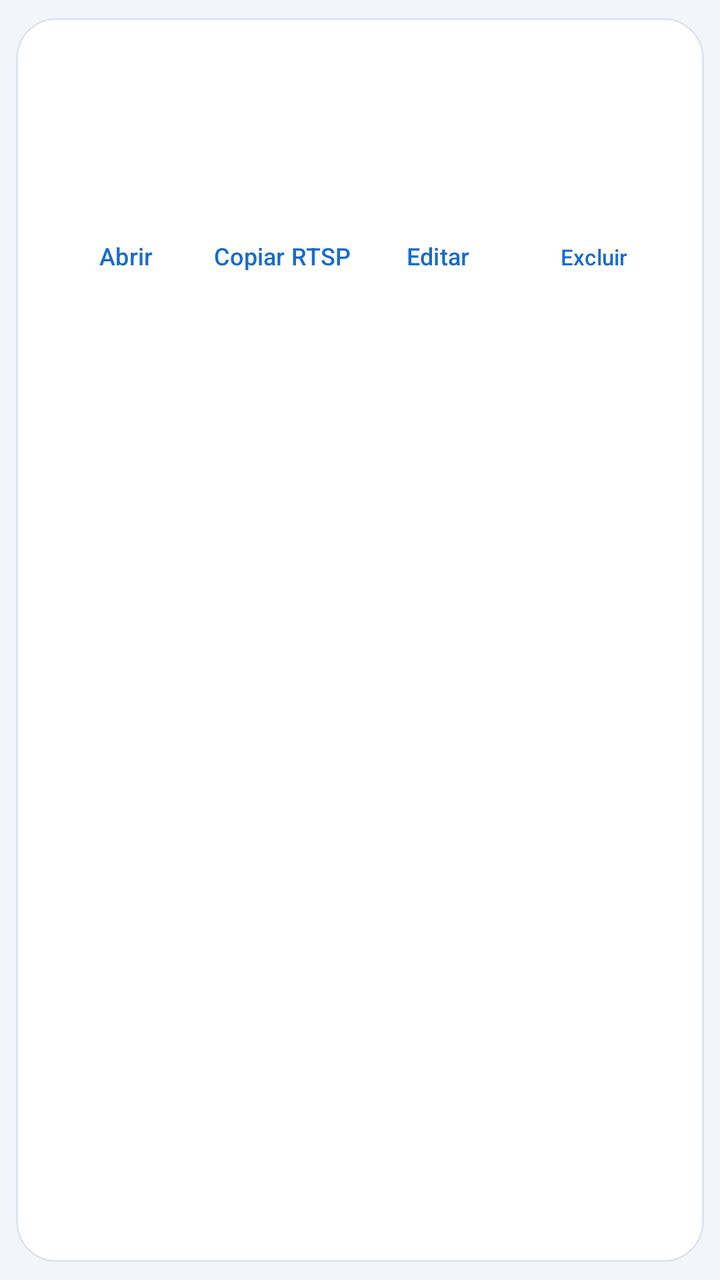
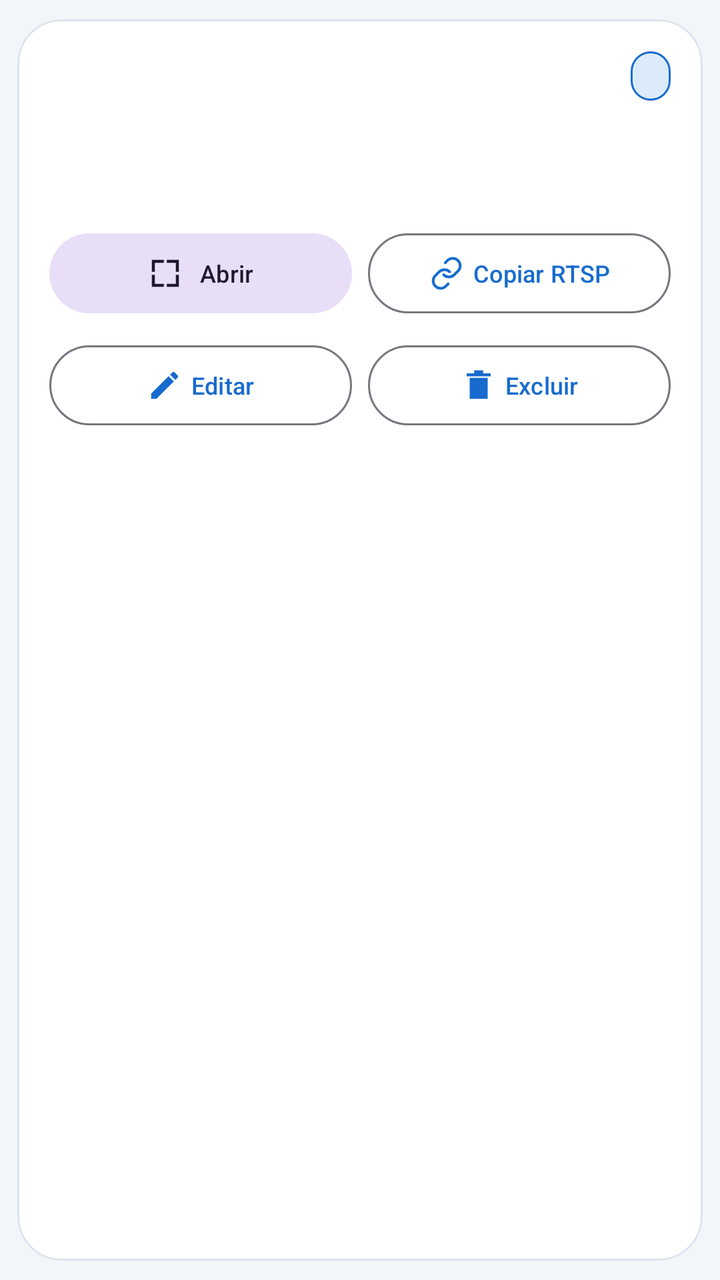

The first picture is an Android layout as it rendered before a commit; the second is the same layout after the commit. The layout source and the unified diff follow.
<!-- AndroidManifest.xml: application theme Theme.MinhaCamera -->
<!-- res/layout/item_camera.xml -->
<com.google.android.material.card.MaterialCardView xmlns:android="http://schemas.android.com/apk/res/android" xmlns:app="http://schemas.android.com/apk/res-auto" android:layout_width="match_parent" android:layout_height="wrap_content" android:layout_marginStart="12dp" android:layout_marginTop="8dp" android:layout_marginEnd="12dp" android:layout_marginBottom="4dp" app:cardUseCompatPadding="true" app:cardCornerRadius="20dp" app:cardBackgroundColor="@color/app_surface" app:strokeColor="@color/app_outline" app:strokeWidth="1dp" app:cardElevation="0dp">
  <LinearLayout android:layout_width="match_parent" android:layout_height="wrap_content" android:orientation="vertical" android:padding="16dp">
    <TextView android:id="@+id/tvName" android:layout_width="match_parent" android:layout_height="wrap_content" android:textAppearance="?attr/textAppearanceTitleMedium" android:textStyle="bold" />
    <TextView android:id="@+id/tvMasked" android:layout_width="match_parent" android:layout_height="wrap_content" android:layout_marginTop="6dp" android:textAppearance="?attr/textAppearanceBodyMedium" android:maxLines="2" android:ellipsize="end" />
    <TextView android:id="@+id/tvInfo" android:layout_width="match_parent" android:layout_height="wrap_content" android:layout_marginTop="4dp" android:textAppearance="?attr/textAppearanceBodySmall" android:maxLines="2" android:ellipsize="end" />
    <LinearLayout android:layout_width="match_parent" android:layout_height="wrap_content" android:layout_marginTop="12dp" android:gravity="end" android:orientation="horizontal">
      <com.google.android.material.button.MaterialButton android:id="@+id/btnOpen" style="@style/Widget.Material3.Button.TextButton" android:layout_width="0dp" android:layout_height="wrap_content" android:text="@string/abrir" android:layout_weight="1" android:minWidth="0dp" android:paddingStart="4dp" android:paddingEnd="4dp" android:textSize="12sp" />
      <com.google.android.material.button.MaterialButton android:id="@+id/btnCopy" style="@style/Widget.Material3.Button.TextButton" android:layout_width="0dp" android:layout_height="wrap_content" android:text="@string/copiar_rtsp" android:layout_weight="1" android:minWidth="0dp" android:paddingStart="4dp" android:paddingEnd="4dp" android:textSize="12sp" />
      <com.google.android.material.button.MaterialButton android:id="@+id/btnEdit" style="@style/Widget.Material3.Button.TextButton" android:layout_width="0dp" android:layout_height="wrap_content" android:text="@string/home_edit" android:layout_weight="1" android:minWidth="0dp" android:paddingStart="4dp" android:paddingEnd="4dp" android:textSize="12sp" />
      <com.google.android.material.button.MaterialButton android:id="@+id/btnDelete" style="@style/Widget.Material3.Button.TextButton" android:layout_width="0dp" android:layout_height="wrap_content" android:text="@string/home_delete" android:layout_weight="1" android:minWidth="0dp" android:paddingStart="2dp" android:paddingEnd="2dp" android:textSize="11sp" />
    </LinearLayout>
  </LinearLayout>
</com.google.android.material.card.MaterialCardView>
<!-- resources referenced by this layout -->
<resources>
  <color name="app_outline">#DBE4EF</color>
  <color name="app_surface">#FFFFFF</color>
  <string name="abrir">Abrir</string>
  <string name="copiar_rtsp">Copiar RTSP</string>
  <string name="home_delete">Excluir</string>
  <string name="home_edit">Editar</string>
  <style name="Theme.MinhaCamera" parent="Theme.Material3.DayNight">
    <item name="colorPrimary">@color/brand_primary</item><item name="colorOnPrimary">@color/brand_on_primary</item><item name="colorSecondary">@color/brand_secondary</item><item name="colorSurface">@color/app_surface</item><item name="colorOnSurface">@color/app_text</item><item name="android:colorBackground">@color/app_background</item><item name="android:windowBackground">@color/app_background</item><item name="android:statusBarColor">@color/brand_primary</item><item name="android:navigationBarColor">@color/app_background</item><item name="android:windowLightStatusBar">false</item>
   </style>
  <color name="brand_primary">#176BCE</color>
  <color name="brand_on_primary">#FFFFFF</color>
  <color name="brand_secondary">#007F8B</color>
  <color name="app_text">#17283E</color>
  <color name="app_background">#F2F6FB</color>
</resources>

<!-- the commit's change to res/layout/item_camera.xml (unified diff, before → after) -->
@@ -1,13 +1,18 @@
-<com.google.android.material.card.MaterialCardView xmlns:android="http://schemas.android.com/apk/res/android" xmlns:app="http://schemas.android.com/apk/res-auto" android:layout_width="match_parent" android:layout_height="wrap_content" android:layout_marginStart="12dp" android:layout_marginTop="8dp" android:layout_marginEnd="12dp" android:layout_marginBottom="4dp" app:cardUseCompatPadding="true" app:cardCornerRadius="20dp" app:cardBackgroundColor="@color/app_surface" app:strokeColor="@color/app_outline" app:strokeWidth="1dp" app:cardElevation="0dp">
+<com.google.android.material.card.MaterialCardView xmlns:android="http://schemas.android.com/apk/res/android" xmlns:app="http://schemas.android.com/apk/res-auto" android:layout_width="match_parent" android:layout_height="wrap_content" android:layout_marginStart="12dp" android:layout_marginTop="8dp" android:layout_marginEnd="12dp" android:layout_marginBottom="6dp" app:cardUseCompatPadding="true" app:cardCornerRadius="22dp" app:cardBackgroundColor="@color/app_surface" app:strokeColor="@color/app_outline" app:strokeWidth="1dp" app:cardElevation="0dp">
   <LinearLayout android:layout_width="match_parent" android:layout_height="wrap_content" android:orientation="vertical" android:padding="16dp">
-    <TextView android:id="@+id/tvName" android:layout_width="match_parent" android:layout_height="wrap_content" android:textAppearance="?attr/textAppearanceTitleMedium" android:textStyle="bold" />
-    <TextView android:id="@+id/tvMasked" android:layout_width="match_parent" android:layout_height="wrap_content" android:layout_marginTop="6dp" android:textAppearance="?attr/textAppearanceBodyMedium" android:maxLines="2" android:ellipsize="end" />
-    <TextView android:id="@+id/tvInfo" android:layout_width="match_parent" android:layout_height="wrap_content" android:layout_marginTop="4dp" android:textAppearance="?attr/textAppearanceBodySmall" android:maxLines="2" android:ellipsize="end" />
-    <LinearLayout android:layout_width="match_parent" android:layout_height="wrap_content" android:layout_marginTop="12dp" android:gravity="end" android:orientation="horizontal">
-      <com.google.android.material.button.MaterialButton android:id="@+id/btnOpen" style="@style/Widget.Material3.Button.TextButton" android:layout_width="0dp" android:layout_height="wrap_content" android:text="@string/abrir" android:layout_weight="1" android:minWidth="0dp" android:paddingStart="4dp" android:paddingEnd="4dp" android:textSize="12sp" />
-      <com.google.android.material.button.MaterialButton android:id="@+id/btnCopy" style="@style/Widget.Material3.Button.TextButton" android:layout_width="0dp" android:layout_height="wrap_content" android:text="@string/copiar_rtsp" android:layout_weight="1" android:minWidth="0dp" android:paddingStart="4dp" android:paddingEnd="4dp" android:textSize="12sp" />
-      <com.google.android.material.button.MaterialButton android:id="@+id/btnEdit" style="@style/Widget.Material3.Button.TextButton" android:layout_width="0dp" android:layout_height="wrap_content" android:text="@string/home_edit" android:layout_weight="1" android:minWidth="0dp" android:paddingStart="4dp" android:paddingEnd="4dp" android:textSize="12sp" />
-      <com.google.android.material.button.MaterialButton android:id="@+id/btnDelete" style="@style/Widget.Material3.Button.TextButton" android:layout_width="0dp" android:layout_height="wrap_content" android:text="@string/home_delete" android:layout_weight="1" android:minWidth="0dp" android:paddingStart="2dp" android:paddingEnd="2dp" android:textSize="11sp" />
+    <LinearLayout android:layout_width="match_parent" android:layout_height="wrap_content" android:gravity="center_vertical" android:orientation="horizontal">
+      <TextView android:id="@+id/tvName" android:layout_width="0dp" android:layout_height="wrap_content" android:layout_weight="1" android:textAppearance="?attr/textAppearanceTitleMedium" android:textStyle="bold" />
+      <TextView android:id="@+id/tvType" android:layout_width="wrap_content" android:layout_height="wrap_content" android:background="@drawable/bg_ui_selected" android:paddingStart="10dp" android:paddingEnd="10dp" android:paddingTop="5dp" android:paddingBottom="5dp" android:textColor="@color/brand_primary" android:textStyle="bold" android:textSize="11sp" />
+    </LinearLayout>
+    <TextView android:id="@+id/tvMasked" android:layout_width="match_parent" android:layout_height="wrap_content" android:layout_marginTop="8dp" android:textAppearance="?attr/textAppearanceBodyMedium" android:maxLines="2" android:ellipsize="end" />
+    <TextView android:id="@+id/tvInfo" android:layout_width="match_parent" android:layout_height="wrap_content" android:layout_marginTop="5dp" android:textAppearance="?attr/textAppearanceBodySmall" android:maxLines="2" android:ellipsize="end" android:textColor="@color/ui_muted"/>
+    <LinearLayout android:layout_width="match_parent" android:layout_height="wrap_content" android:layout_marginTop="14dp" android:orientation="horizontal">
+      <com.google.android.material.button.MaterialButton android:id="@+id/btnOpen" style="@style/Widget.Material3.Button.TonalButton" android:layout_width="0dp" android:layout_height="wrap_content" android:text="@string/abrir" android:layout_weight="1" android:minWidth="0dp" android:textSize="12sp" android:textAllCaps="false" app:icon="@drawable/ic_ui_expand" app:iconGravity="textStart"/>
+      <com.google.android.material.button.MaterialButton android:id="@+id/btnCopy" style="@style/Widget.Material3.Button.OutlinedButton" android:layout_width="0dp" android:layout_height="wrap_content" android:text="@string/copiar_rtsp" android:layout_weight="1" android:minWidth="0dp" android:textSize="12sp" android:textAllCaps="false" android:layout_marginStart="8dp" app:icon="@drawable/ic_ui_link" app:iconGravity="textStart"/>
+    </LinearLayout>
+    <LinearLayout android:layout_width="match_parent" android:layout_height="wrap_content" android:layout_marginTop="8dp" android:orientation="horizontal">
+      <com.google.android.material.button.MaterialButton android:id="@+id/btnEdit" style="@style/Widget.Material3.Button.OutlinedButton" android:layout_width="0dp" android:layout_height="wrap_content" android:text="@string/home_edit" android:layout_weight="1" android:minWidth="0dp" android:textSize="12sp" android:textAllCaps="false" app:icon="@drawable/ic_ui_edit" app:iconGravity="textStart"/>
+      <com.google.android.material.button.MaterialButton android:id="@+id/btnDelete" style="@style/Widget.Material3.Button.OutlinedButton" android:layout_width="0dp" android:layout_height="wrap_content" android:text="@string/home_delete" android:layout_weight="1" android:minWidth="0dp" android:textSize="12sp" android:textAllCaps="false" android:layout_marginStart="8dp" app:icon="@drawable/ic_ui_trash" app:iconGravity="textStart"/>
     </LinearLayout>
   </LinearLayout>
 </com.google.android.material.card.MaterialCardView>
<!-- resource entries referenced after the edit -->
@@ -9,7 +9,28 @@
   <style name="Theme.MinhaCamera" parent="Theme.Material3.DayNight">
     <item name="colorPrimary">@color/brand_primary</item><item name="colorOnPrimary">@color/brand_on_primary</item><item name="colorSecondary">@color/brand_secondary</item><item name="colorSurface">@color/app_surface</item><item name="colorOnSurface">@color/app_text</item><item name="android:colorBackground">@color/app_background</item><item name="android:windowBackground">@color/app_background</item><item name="android:statusBarColor">@color/brand_primary</item><item name="android:navigationBarColor">@color/app_background</item><item name="android:windowLightStatusBar">false</item>
    </style>
+  <color name="ui_selected">#DCEBFB</color>
   <color name="brand_primary">#176BCE</color>
+  <color name="ui_muted">#63748B</color>
+  <!-- drawable bg_ui_selected (drawable) -->
+  <?xml version="1.0" encoding="utf-8"?>
+  <shape xmlns:android="http://schemas.android.com/apk/res/android" android:shape="rectangle">
+      <solid android:color="@color/ui_selected"/><corners android:radius="22dp"/>
+      <stroke android:width="1dp" android:color="@color/brand_primary"/>
+  </shape>
+  <!-- drawable ic_ui_edit (drawable) -->
+  <vector xmlns:android="http://schemas.android.com/apk/res/android" android:width="24dp" android:height="24dp" android:viewportWidth="24" android:viewportHeight="24"><path android:fillColor="@color/app_text" android:pathData="M3,17.5V21h3.5L18.1,9.4l-3.5,-3.5zM20.7,6.8a1,1 0,0 0,0 -1.4l-2.1,-2.1a1,1 0,0 0,-1.4 0l-1.6,1.6l3.5,3.5z"/></vector>
+  <!-- drawable ic_ui_expand (drawable) -->
+  <vector xmlns:android="http://schemas.android.com/apk/res/android" android:width="24dp" android:height="24dp" android:viewportWidth="24" android:viewportHeight="24">
+    <path android:fillColor="#23384F" android:pathData="M3,3h8v2H5v6H3zM13,3h8v8h-2V5h-6zM3,13h2v6h6v2H3zM19,13h2v8h-8v-2h6z"/>
+  </vector>
+  <!-- drawable ic_ui_link (drawable) -->
+  <?xml version="1.0" encoding="utf-8"?>
+  <vector xmlns:android="http://schemas.android.com/apk/res/android" android:width="24dp" android:height="24dp" android:viewportWidth="24" android:viewportHeight="24">
+      <path android:fillColor="@android:color/transparent" android:strokeColor="@color/app_text" android:strokeWidth="1.8" android:strokeLineCap="round" android:strokeLineJoin="round" android:pathData="M10 13a5 5 0 0 0 7 0l3 -3a5 5 0 0 0 -7 -7l-2 2 M14 11a5 5 0 0 0 -7 0l-3 3a5 5 0 0 0 7 7l2 -2" />
+  </vector>
+  <!-- drawable ic_ui_trash (drawable) -->
+  <vector xmlns:android="http://schemas.android.com/apk/res/android" android:width="24dp" android:height="24dp" android:viewportWidth="24" android:viewportHeight="24"><path android:fillColor="@color/app_text" android:pathData="M6,7h12v14H6zM4,4h16v2H4zM9,2h6v2H9z"/></vector>
   <color name="brand_on_primary">#FFFFFF</color>
   <color name="brand_secondary">#007F8B</color>
   <color name="app_text">#17283E</color>
